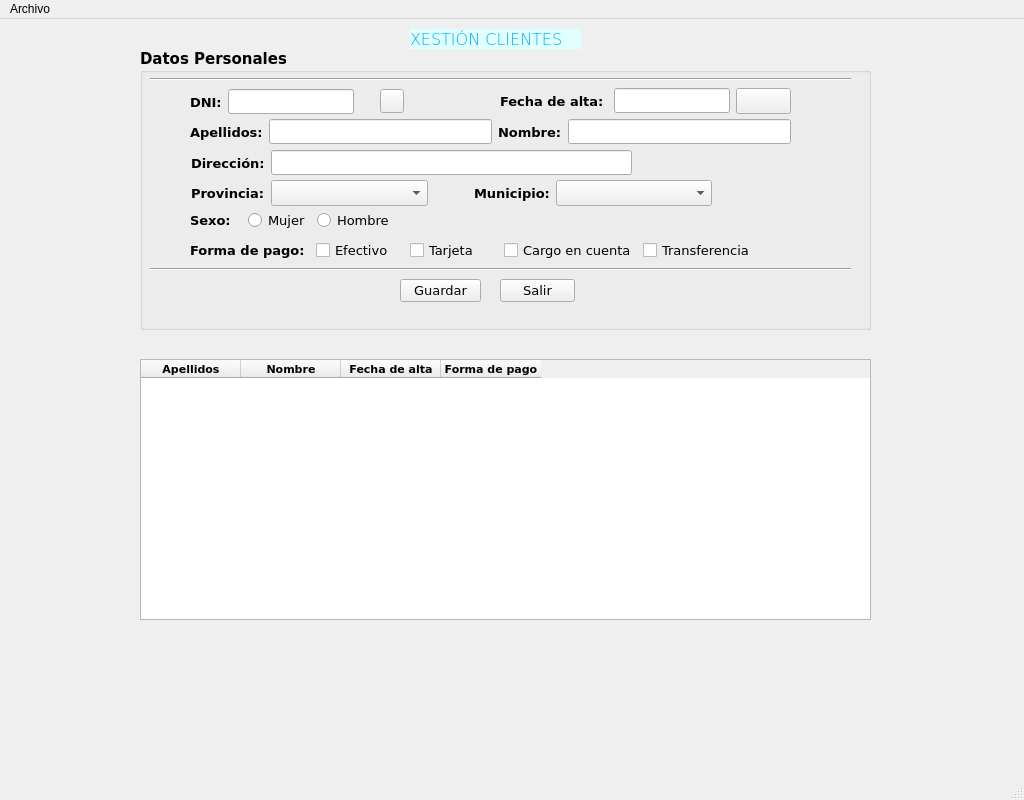
beafaro/farocarrera, file window.ui: the form before one commit.
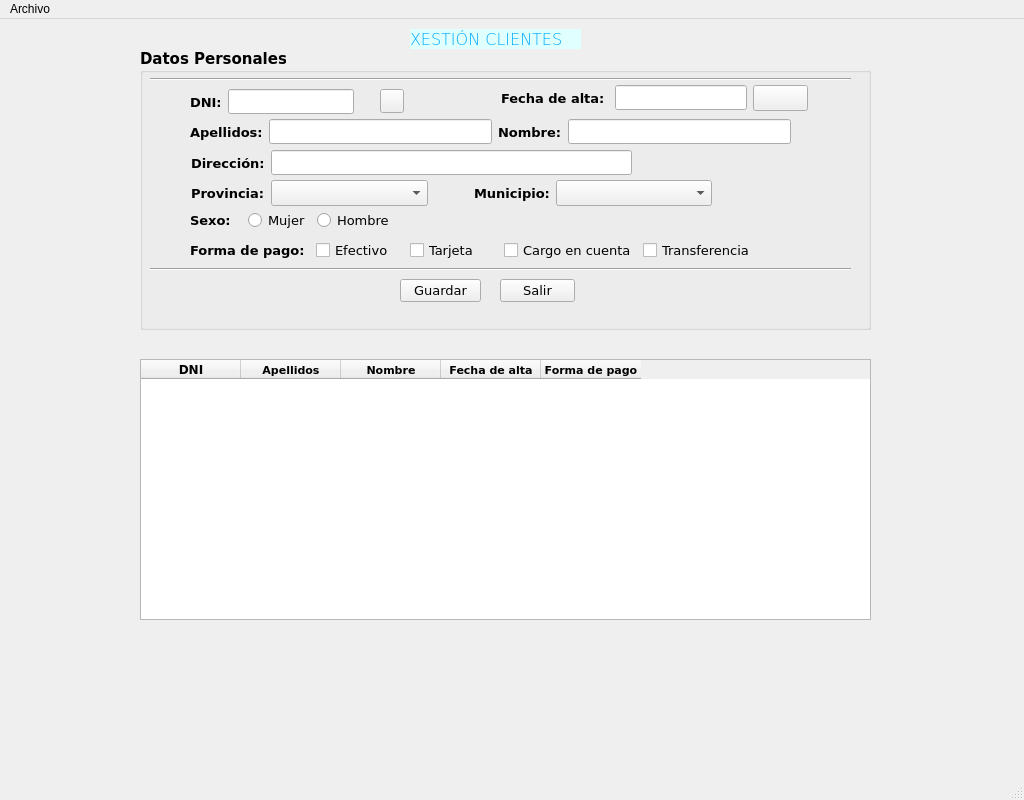
The form after the commit. Icons and pictures are not drawn.

The edit to the form file:
```diff
--- a/window.ui
+++ b/window.ui
@@ -185,67 +185,6 @@
       </item>
      </layout>
     </widget>
-    <widget class="QWidget" name="layoutWidget">
-     <property name="geometry">
-      <rect>
-       <x>360</x>
-       <y>31</y>
-       <width>291</width>
-       <height>42</height>
-      </rect>
-     </property>
-     <layout class="QHBoxLayout" name="horizontalLayout_7">
-      <item>
-       <widget class="QLabel" name="lblFechAlta">
-        <property name="font">
-         <font>
-          <family>Verdana</family>
-          <pointsize>10</pointsize>
-          <weight>75</weight>
-          <bold>true</bold>
-          <stylestrategy>PreferDefault</stylestrategy>
-         </font>
-        </property>
-        <property name="text">
-         <string>Fecha de alta: </string>
-        </property>
-       </widget>
-      </item>
-      <item>
-       <widget class="QLineEdit" name="txtFechaAltaCli">
-        <property name="font">
-         <font>
-          <family>Verdana</family>
-          <pointsize>10</pointsize>
-          <weight>50</weight>
-          <bold>false</bold>
-          <stylestrategy>PreferDefault</stylestrategy>
-         </font>
-        </property>
-        <property name="alignment">
-         <set>Qt::AlignRight|Qt::AlignTrailing|Qt::AlignVCenter</set>
-        </property>
-       </widget>
-      </item>
-      <item>
-       <widget class="QPushButton" name="btnCalendar">
-        <property name="text">
-         <string/>
-        </property>
-        <property name="icon">
-         <iconset>
-          <normaloff>img/calendario.jpg</normaloff>img/calendario.jpg</iconset>
-        </property>
-        <property name="iconSize">
-         <size>
-          <width>32</width>
-          <height>32</height>
-         </size>
-        </property>
-       </widget>
-      </item>
-     </layout>
-    </widget>
     <widget class="Line" name="line">
      <property name="geometry">
       <rect>
@@ -685,6 +624,67 @@
       </size>
      </property>
     </widget>
+    <widget class="QWidget" name="">
+     <property name="geometry">
+      <rect>
+       <x>361</x>
+       <y>32</y>
+       <width>307</width>
+       <height>34</height>
+      </rect>
+     </property>
+     <layout class="QHBoxLayout" name="horizontalLayout_7">
+      <item>
+       <widget class="QLabel" name="lblFechAlta">
+        <property name="font">
+         <font>
+          <family>Verdana</family>
+          <pointsize>10</pointsize>
+          <weight>75</weight>
+          <bold>true</bold>
+          <stylestrategy>PreferDefault</stylestrategy>
+         </font>
+        </property>
+        <property name="text">
+         <string>Fecha de alta: </string>
+        </property>
+       </widget>
+      </item>
+      <item>
+       <widget class="QLineEdit" name="txtFechaAltaCli">
+        <property name="font">
+         <font>
+          <family>Verdana</family>
+          <pointsize>10</pointsize>
+          <weight>50</weight>
+          <bold>false</bold>
+          <stylestrategy>PreferDefault</stylestrategy>
+         </font>
+        </property>
+        <property name="alignment">
+         <set>Qt::AlignRight|Qt::AlignTrailing|Qt::AlignVCenter</set>
+        </property>
+       </widget>
+      </item>
+      <item>
+       <widget class="QPushButton" name="btnCalendar">
+        <property name="text">
+         <string/>
+        </property>
+        <property name="icon">
+         <iconset>
+          <normaloff>img/calendario.jpg</normaloff>img/calendario.jpg</iconset>
+        </property>
+        <property name="iconSize">
+         <size>
+          <width>24</width>
+          <height>24</height>
+         </size>
+        </property>
+       </widget>
+      </item>
+     </layout>
+    </widget>
    </widget>
    <widget class="QTableWidget" name="tabClientes">
     <property name="geometry">
@@ -704,6 +704,18 @@
     <property name="alternatingRowColors">
      <bool>true</bool>
     </property>
+    <column>
+     <property name="text">
+      <string>DNI</string>
+     </property>
+     <property name="font">
+      <font>
+       <family>Verdana</family>
+       <weight>75</weight>
+       <bold>true</bold>
+      </font>
+     </property>
+    </column>
     <column>
      <property name="text">
       <string>Apellidos</string>
```
